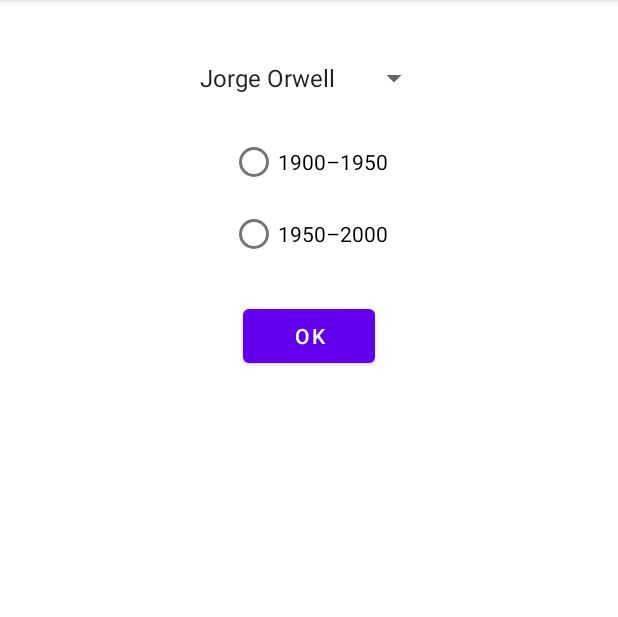
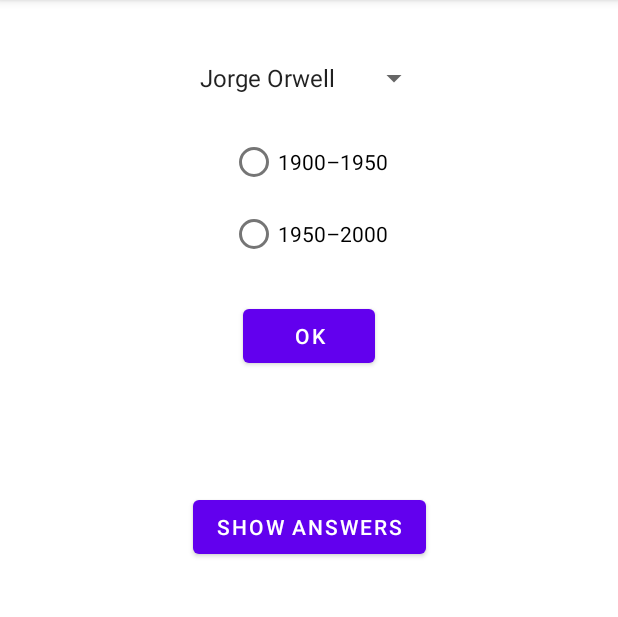
Before and after one commit to holdennekt/android-labs, an Android app: the screen it shows after launch (MainActivity), on a phone screen of 412 x 824 dp, the part 84-701 px from its top. Run offline under Robolectric (Android 15) with nearby library versions, the phone set to English and light mode, and no system bars.

Commit message:
feat: finished lab3

```diff
--- a/app/build.gradle
+++ b/app/build.gradle
@@ -29,6 +29,9 @@ android {
     kotlinOptions {
         jvmTarget = '1.8'
     }
+    buildFeatures {
+        viewBinding true
+    }
 }
 
 dependencies {
@@ -39,6 +42,8 @@ dependencies {
     implementation 'androidx.constraintlayout:constraintlayout:2.1.4'
     implementation 'androidx.fragment:fragment-ktx:1.5.5'
     implementation 'androidx.legacy:legacy-support-v4:1.0.0'
+    implementation 'androidx.navigation:navigation-fragment-ktx:2.3.5'
+    implementation 'androidx.navigation:navigation-ui-ktx:2.3.5'
     testImplementation 'junit:junit:4.+'
     androidTestImplementation 'androidx.test.ext:junit:1.1.4'
     androidTestImplementation 'androidx.test.espresso:espresso-core:3.5.0'
--- a/app/src/main/java/com/example/mobile_labs/MainActivity.kt
+++ b/app/src/main/java/com/example/mobile_labs/MainActivity.kt
@@ -1,9 +1,12 @@
 package com.example.mobile_labs
 
+import android.content.Intent
 import androidx.appcompat.app.AppCompatActivity
 import android.os.Bundle
+import android.util.Log
 import android.widget.*
 import androidx.fragment.app.commit
+import java.io.File
 
 interface OnOKButtonClickedListener {
     fun onOKButtonClicked(author: String, years: RadioButton?)
@@ -12,10 +15,13 @@ interface OnOKButtonClickedListener {
 class MainActivity : AppCompatActivity(), OnOKButtonClickedListener {
 
     private val outputTextFragment = OutputTextFragment()
+    private lateinit var file: File
 
     override fun onCreate(savedInstanceState: Bundle?) {
         super.onCreate(savedInstanceState)
         setContentView(R.layout.activity_main)
+
+        file = File(filesDir, "answers")
 
         if (savedInstanceState == null) {
             supportFragmentManager.commit {
@@ -24,16 +30,30 @@ class MainActivity : AppCompatActivity(), OnOKButtonClickedListener {
                 add(R.id.output_text_fragment_container_view, outputTextFragment)
             }
         }
+
+        val showAnswers = findViewById<Button>(R.id.show_answers)
+        showAnswers.setOnClickListener {
+            val intent = Intent(this, Answers::class.java)
+            intent.putExtra("filename", file.name)
+            startActivity(intent)
+        }
     }
 
     override fun onOKButtonClicked(author: String, years: RadioButton?) {
+        val duration = Toast.LENGTH_SHORT
         if (years == null) {
             val text = "Please pick some years range"
-            val duration = Toast.LENGTH_SHORT
             Toast.makeText(applicationContext, text, duration).show()
             return
         }
         val outputText = getString(R.string.output_template, author, years.text.toString())
         outputTextFragment.setOutputText(outputText)
+        val fileOutput = getString(R.string.output_template_file, author, years.text.toString())
+        openFileOutput(file.name, MODE_APPEND).bufferedWriter().use {
+            it.write(fileOutput)
+            it.newLine()
+        }
+        val text = "New answer has been written to file"
+        Toast.makeText(applicationContext, text, duration).show()
     }
 }
--- a/app/src/main/res/layout/activity_main.xml
+++ b/app/src/main/res/layout/activity_main.xml
@@ -22,4 +22,13 @@
         app:layout_constraintStart_toStartOf="parent"
         app:layout_constraintTop_toBottomOf="@+id/author_and_years_fragment_container_view" />
 
+    <Button
+        android:id="@+id/show_answers"
+        android:layout_width="wrap_content"
+        android:layout_height="wrap_content"
+        android:text="@string/show_answers"
+        app:layout_constraintEnd_toEndOf="parent"
+        app:layout_constraintStart_toStartOf="parent"
+        app:layout_constraintTop_toBottomOf="@+id/output_text_fragment_container_view" />
+
 </androidx.constraintlayout.widget.ConstraintLayout>
--- a/app/src/main/res/values/themes.xml
+++ b/app/src/main/res/values/themes.xml
@@ -13,4 +13,10 @@
         <item name="android:statusBarColor" tools:targetApi="l">?attr/colorPrimaryVariant</item>
         <!-- Customize your theme here. -->
     </style>
+    <style name="Theme.Mobilelabs.NoActionBar">
+        <item name="windowActionBar">false</item>
+        <item name="windowNoTitle">true</item>
+    </style>
+    <style name="Theme.Mobilelabs.AppBarOverlay" parent="ThemeOverlay.AppCompat.Dark.ActionBar" />
+    <style name="Theme.Mobilelabs.PopupOverlay" parent="ThemeOverlay.AppCompat.Light" />
 </resources>
```
Also changed, not shown: app/src/main/AndroidManifest.xml (+8 -3 lines), app/src/main/java/com/example/mobile_labs/Answers.kt (added, +46 -0 lines), app/src/main/res/layout/activity_answers.xml (added, +49 -0 lines), app/src/main/res/values/strings.xml (+5 -2 lines).
